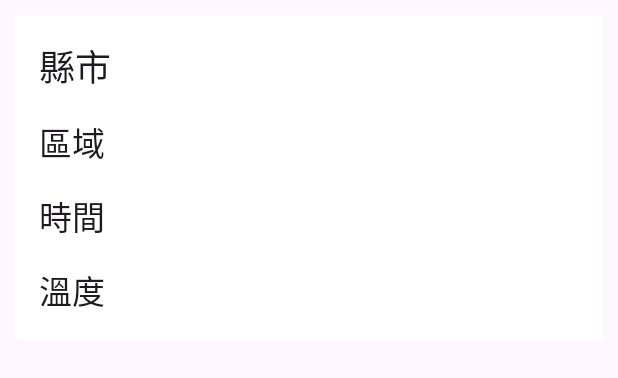
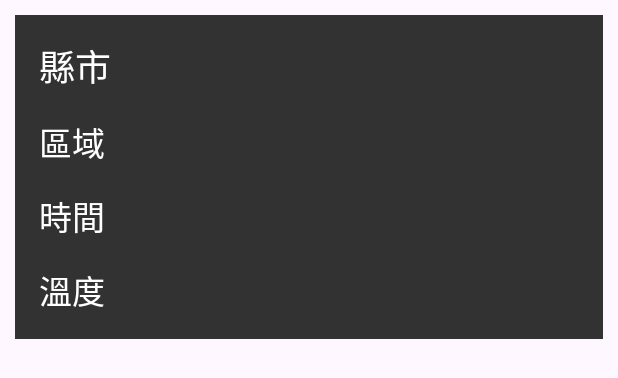
Before and after one commit to Hsieh-Hank/finalproject, an Android app: the layout activity_data_view.xml on its own in the app's theme, with its tools: preview values and no code run, on a phone screen of 412 x 824 dp. Shown: the top 378 px of the screen. Run offline under Robolectric (Android 15) with nearby library versions, the phone set to English and light mode, and no system bars.

Commit message:
更改背景、字體顏色

```diff
--- a/app/src/main/res/layout/activity_data_view.xml
+++ b/app/src/main/res/layout/activity_data_view.xml
@@ -5,8 +5,8 @@
     android:layout_width="match_parent"
     android:layout_height="wrap_content"
     android:layout_margin="10dp"
-    android:orientation="vertical"
-    android:background="#fff">
+    android:background="#323232"
+    android:orientation="vertical">
 
     <TextView
         android:id="@+id/tvLocation"
@@ -16,6 +16,7 @@
         android:layout_marginTop="16dp"
         android:text="縣市"
         android:textAppearance="@style/TextAppearance.AppCompat.Large"
+        android:textColor="#FFFFFF"
         android:textSize="24sp"
         app:layout_constraintStart_toStartOf="parent"
         app:layout_constraintTop_toTopOf="parent" />
@@ -28,6 +29,7 @@
         android:layout_marginTop="16dp"
         android:text="區域"
         android:textAppearance="@style/TextAppearance.AppCompat.Large"
+        android:textColor="#FFFFFF"
         app:layout_constraintStart_toStartOf="parent"
         app:layout_constraintTop_toBottomOf="@+id/tvLocation" />
 
@@ -39,6 +41,7 @@
         android:layout_marginTop="16dp"
         android:text="時間"
         android:textAppearance="@style/TextAppearance.AppCompat.Large"
+        android:textColor="#FFFFFF"
         app:layout_constraintStart_toStartOf="parent"
         app:layout_constraintTop_toBottomOf="@+id/tvArea" />
 
@@ -51,6 +54,7 @@
         android:layout_marginBottom="16dp"
         android:text="溫度"
         android:textAppearance="@style/TextAppearance.AppCompat.Large"
+        android:textColor="#FFFFFF"
         app:layout_constraintBottom_toBottomOf="parent"
         app:layout_constraintStart_toStartOf="parent"
         app:layout_constraintTop_toBottomOf="@+id/tvTime" />
--- a/app/src/main/res/layout/activity_main.xml
+++ b/app/src/main/res/layout/activity_main.xml
@@ -10,7 +10,7 @@
         android:id="@+id/recyclerView"
         android:layout_width="match_parent"
         android:layout_height="match_parent"
-        android:background="#FFFFFF"
+        android:background="#000000"
         app:layout_constraintBottom_toBottomOf="parent"
         app:layout_constraintEnd_toEndOf="parent"
         app:layout_constraintStart_toStartOf="parent"
```
